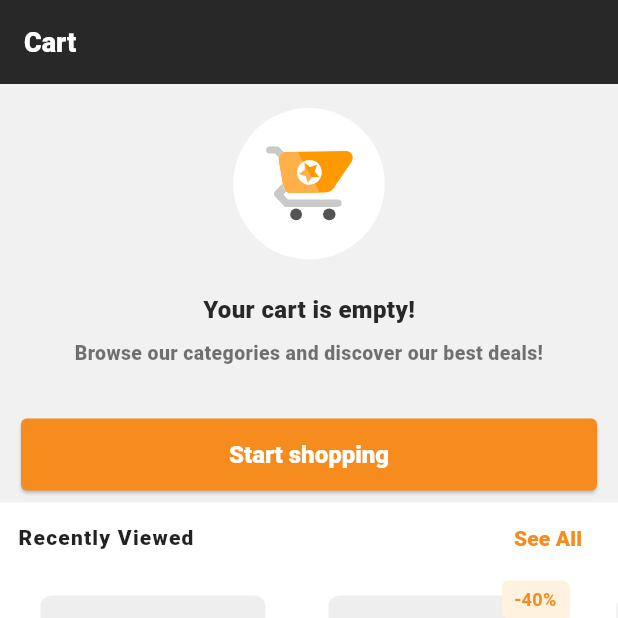
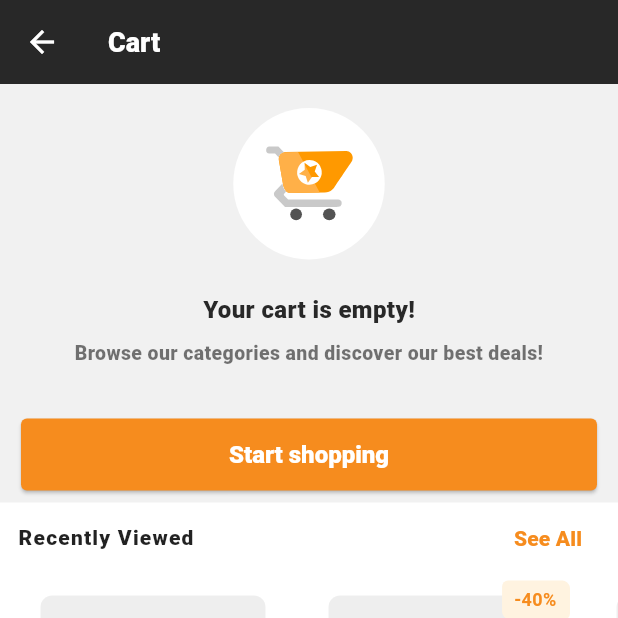
Before and after one commit to GreatGrant/jumia-clone, a Flutter app: the screen it shows after launch, item 3 of the bottom bar chosen, on a phone screen of 412 x 824 dp, the top half of it. Run offline on Flutter 3.47's test engine with Material 3 defaults, Android fonts, the phone set to English and light mode, and no system bars; drawn by our look-alikes of cached_network_image; our stand-ins replace carousel_slider, flutter_svg, go_router, visibility_detector; network calls fail.

Commit message:
add arrow in cart screen to handle backstack navigation

```diff
--- a/lib/screens/cart_screen.dart
+++ b/lib/screens/cart_screen.dart
@@ -1,5 +1,6 @@
 import 'package:flutter/cupertino.dart';
 import 'package:flutter/material.dart';
+import 'package:go_router/go_router.dart';
 
 import '../models/product_model.dart';
 import '../widgets/no_connection_widget.dart';
@@ -61,7 +62,15 @@ class _CartScreenState extends State<CartScreen> {
   @override
   Widget build(BuildContext context) {
     return Scaffold(
-      appBar: AppBar(title: const Text('Cart')),
+      appBar: AppBar(
+        title: const Text('Cart'),
+        leading: IconButton(
+          icon: const Icon(Icons.arrow_back),
+          onPressed: () {
+            // Navigate back to the Home screen
+            context.go('/home');
+            },
+        )),
       body: Column(
         crossAxisAlignment: CrossAxisAlignment.center,
         children: [
--- a/lib/screens/main_screen.dart
+++ b/lib/screens/main_screen.dart
@@ -1,5 +1,6 @@
 import 'package:flutter/cupertino.dart';
 import 'package:flutter/material.dart';
+import 'package:flutter/services.dart';
 import 'package:go_router/go_router.dart';
 
 import '../widgets/bottom_nav.dart';
@@ -20,8 +21,8 @@ class MainScreen extends StatelessWidget {
             navigationShell.goBranch(0); // Navigate to /home
           } else {
             // On HomeScreen, allow app to exit
-            Navigator.of(context).pop();
-          }
+            SystemNavigator.pop();
+      }
         }
       },
       child: Scaffold(
```
